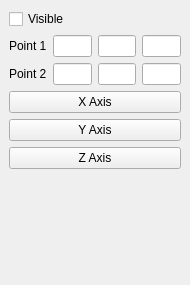
This is Qt/Components/Resources/UI/pqLineWidget.ui in wildmichael/ParaView3-enhancements-old as Qt 5 draws it before an edit. The edited form follows.
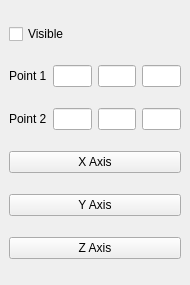
This is the edited form.

Commit message: ENH: Rewrote pqLineWidget for consistency with other 3D widget implementations ENH: Added pqLineSourceWidget to work with line sources ENH: Added support for line sources in pqStreamTracerPanel ENH: Rewrote pqStreamTracerPanel so much more of the layout is specified in designer instead of in code

Diff of the .ui file:
```diff
--- a/Qt/Components/Resources/UI/pqLineWidget.ui
+++ b/Qt/Components/Resources/UI/pqLineWidget.ui
@@ -102,19 +102,6 @@
      </property>
     </widget>
    </item>
-   <item>
-    <spacer>
-     <property name="orientation" >
-      <enum>Qt::Vertical</enum>
-     </property>
-     <property name="sizeHint" >
-      <size>
-       <width>172</width>
-       <height>61</height>
-      </size>
-     </property>
-    </spacer>
-   </item>
   </layout>
  </widget>
  <pixmapfunction></pixmapfunction>
```
Left out of the diff: 4 changed lines with no effect on the pictures. The commit also changes 18 other files.
